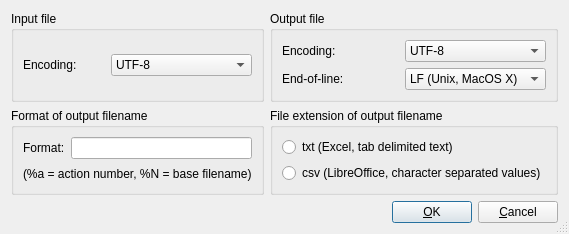
Old version of the form trunk/Forms/GeneralOptionsDialog/generaloptionsdialog.ui in the repository rsieger/PanTool.
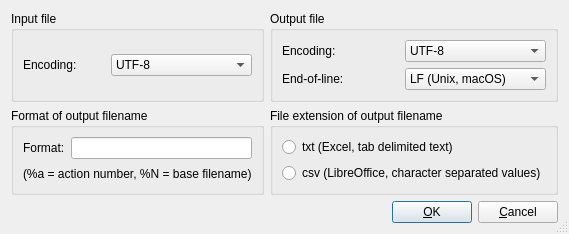
New version of the form.

The edit to the form file:
```diff
--- a/trunk/Forms/GeneralOptionsDialog/generaloptionsdialog.ui
+++ b/trunk/Forms/GeneralOptionsDialog/generaloptionsdialog.ui
@@ -95,7 +95,7 @@
        <widget class="QComboBox" name="EOL_ComboBox">
         <item>
          <property name="text">
-          <string>LF (Unix, MacOS X)</string>
+          <string>LF (Unix, macOS)</string>
          </property>
         </item>
         <item>
```
